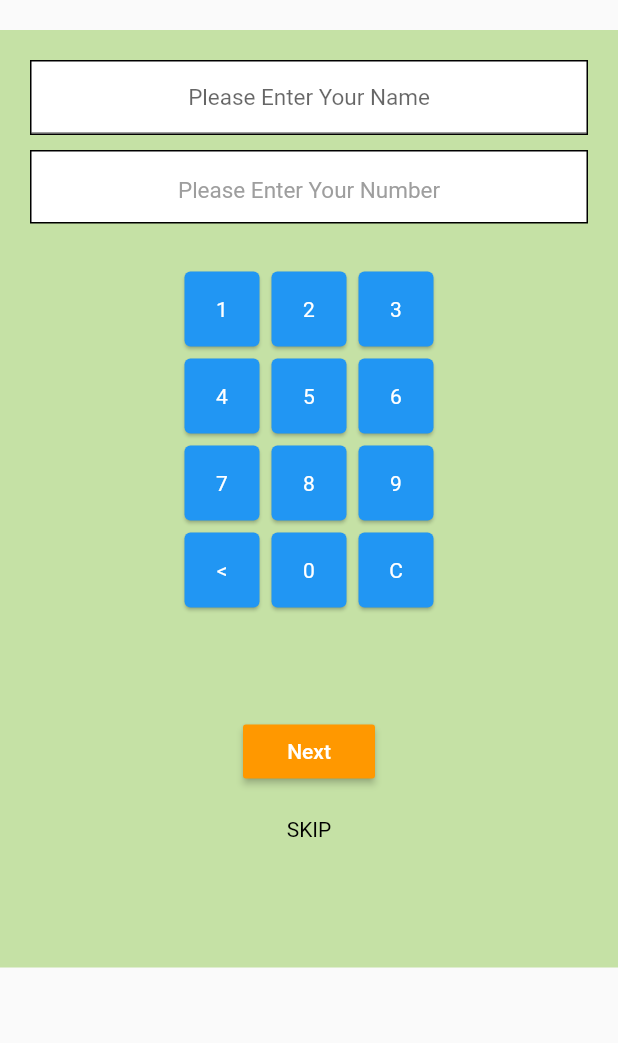
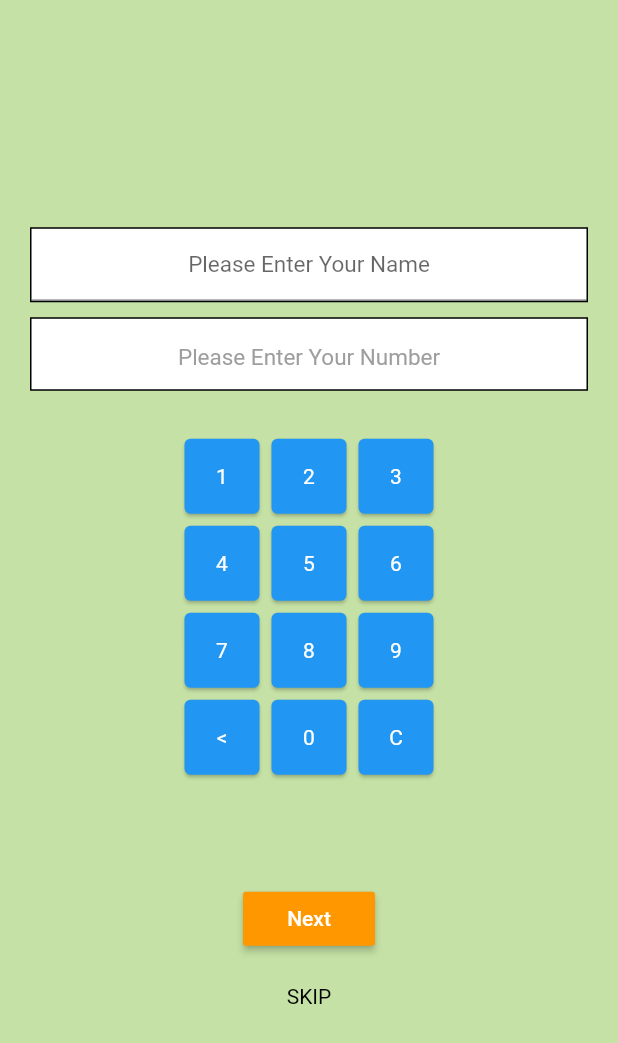
Before and after one commit to Pradeepkn/ServiceFeedback, a Flutter app: the screen it shows after launch, on a phone screen of 412 x 824 dp. Shown: the top 1043 px of the screen. Run offline on Flutter 3.47's test engine with Material 2 defaults, Android fonts, the phone set to English and light mode, and no system bars; our stand-ins replace firebase_analytics, flutter_rating, fluttertoast, sqflite; missing offline and left inert: progress_hud; accounts and stored records are empty.

Commit message:
IOs ui changes

```diff
--- a/lib/pages/ageSelection/genderSelection.dart
+++ b/lib/pages/ageSelection/genderSelection.dart
@@ -1,5 +1,4 @@
 import 'dart:core';
-
 import 'package:flutter/material.dart';
 import 'package:fluttertoast/fluttertoast.dart';
 import 'package:flutter_app_sqlite_master/pages/ageSelection/gender_presenter.dart';
@@ -357,8 +356,8 @@ class AgeCategory extends State<AgeSelection> implements GenderSelection {
       showToast();
     }
   }
+}
 
-}
 showToast() {
   Fluttertoast.showToast(
       msg: "Please select gender age",
--- a/lib/pages/login/login_page.dart
+++ b/lib/pages/login/login_page.dart
@@ -96,8 +96,6 @@ class _LoginPageState extends State<LoginPage> implements LoginPageContract {
         isPhoneNumberMsgHintDesabled = true;
       }
     }
-
-
     setState(() => phoneNumer);
   }
 
@@ -130,24 +128,26 @@ class _LoginPageState extends State<LoginPage> implements LoginPageContract {
       color: Colors.green,
     );
     var loginForm = new Column(
+
       crossAxisAlignment: CrossAxisAlignment.center,
-//      onTap: () {
-////            SystemChannels.textInput.invokeMethod('TextInput.hide');
-//        FocusScope.of(context).detach();
-////            FocusScope.of(context).requestFocus(new FocusNode());
-//      },
-
       children: <Widget>[
         Center(
           child: Center(
             child: Center(
               child: Container(
+                height: MediaQuery
+                    .of(context)
+                    .size
+                    .height,
+                width: MediaQuery
+                    .of(context)
+                    .size
+                    .width,
                 padding: new EdgeInsets.all(20.0),
                 color: Colors.lightGreen[200],
                 child: new Form(
                     key: this._formKey,
                     autovalidate: _validate,
-//            height: screenSize.height / 2,
                     child: Column(
                       mainAxisAlignment: MainAxisAlignment.center,
                       crossAxisAlignment: CrossAxisAlignment.center,
@@ -221,7 +221,7 @@ class _LoginPageState extends State<LoginPage> implements LoginPageContract {
                                       new EdgeInsets.only(top: 10.0, bottom: 5.0)),
                             )),
                         Container(
-                          height: 288.0,
+                        height: 288.0,
                           width: 190.0,
                           padding: EdgeInsets.all(8.0),
 //                      color: Colors.yellow,
@@ -278,7 +278,7 @@ class _LoginPageState extends State<LoginPage> implements LoginPageContract {
                           },
                           child: new Container(
                             width: 100.0,
-                            height: 80.0,
+//                            height: 80.0,
                             child: new Text(
                               'SKIP',
                               textAlign: TextAlign.center,
@@ -304,7 +304,15 @@ class _LoginPageState extends State<LoginPage> implements LoginPageContract {
       key: scaffoldkey,
       resizeToAvoidBottomPadding: false,
       body: new Container(
-        padding: new EdgeInsets.only(top: 20.0),
+        height: MediaQuery
+            .of(context)
+            .size
+            .height,
+        width: MediaQuery
+            .of(context)
+            .size
+            .width,
+//        padding: new EdgeInsets.only(top: 20.0),
         child: new GestureDetector(
           onTap: () {
 //            SystemChannels.textInput.invokeMethod('TextInput.hide');
```
Also changed, not shown: lib/data/rest_data.dart (+33 -4 lines), lib/pages/selectService/details.dart (+16 -8 lines), lib/utils/network_util.dart (+41 -2 lines), pubspec.lock.
